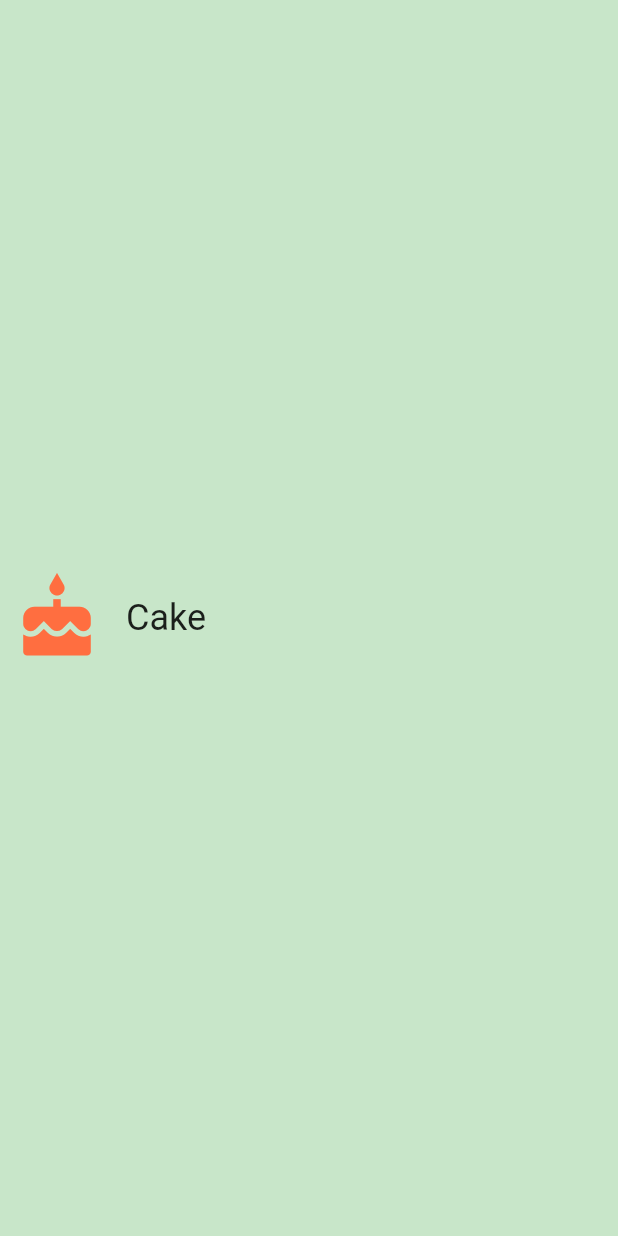
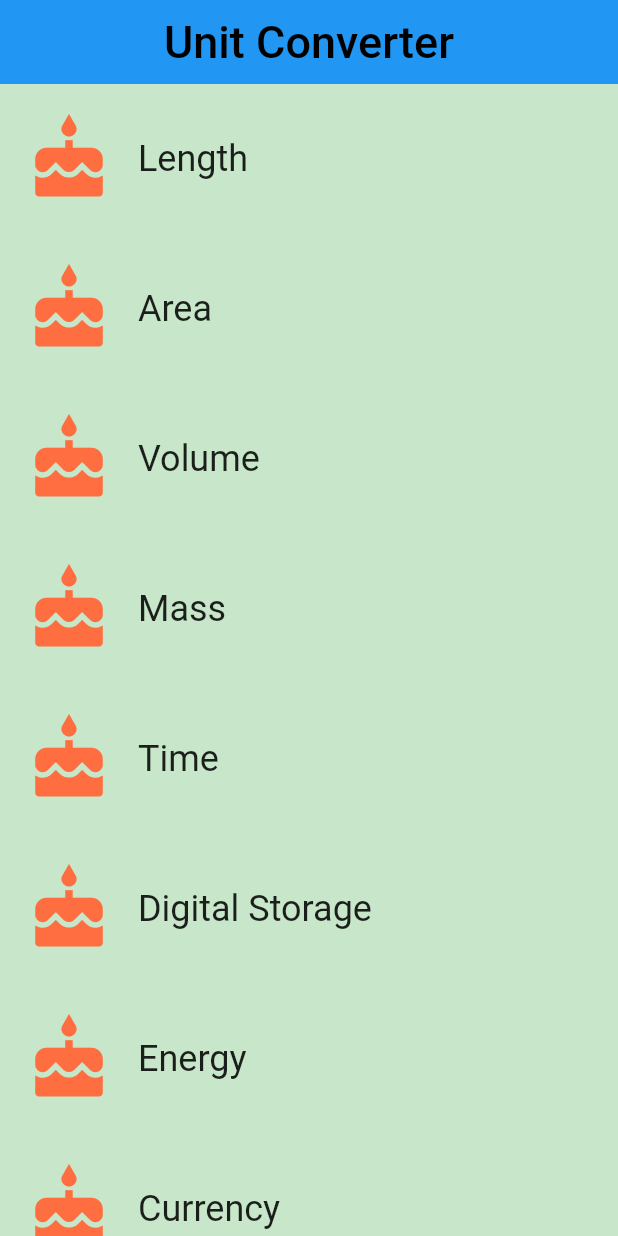
Before and after one commit to isacmoura/unit-converter-flutter, a Flutter app: the screen it shows after launch, on a phone screen of 412 x 824 dp. Run offline on Flutter 3.47's test engine with Material 2 defaults, Android fonts, the phone set to English and light mode, and no system bars.

Commit message:
Building a List View/Grid View

```diff
--- /dev/null
+++ b/lib/category_route.dart
@@ -0,0 +1,92 @@
+import 'package:flutter/material.dart';
+
+import 'category.dart';
+
+final _backgroundColor = Colors.green[100];
+
+/// Category Route (screen).
+///
+/// This is the 'home' screen of the Unit Converter. It shows a header and
+/// a list of [Categories].
+///
+/// While it is named CategoryRoute, a more apt name would be CategoryScreen,
+/// because it is responsible for the UI at the route's destination.
+class CategoryRoute extends StatelessWidget {
+  const CategoryRoute();
+
+  static const _categoryNames = <String>[
+    'Length',
+    'Area',
+    'Volume',
+    'Mass',
+    'Time',
+    'Digital Storage',
+    'Energy',
+    'Currency',
+  ];
+
+  static const _baseColors = <Color>[
+    Colors.teal,
+    Colors.orange,
+    Colors.pinkAccent,
+    Colors.blueAccent,
+    Colors.yellow,
+    Colors.greenAccent,
+    Colors.purpleAccent,
+    Colors.red,
+  ];
+
+  @override
+  Widget build(BuildContext context) {
+    var portrait = MediaQuery.of(context).orientation == Orientation.portrait;
+
+    Widget _buildCategoryWidgets(List<Widget> categories) {
+      if(portrait) {
+        return ListView.builder(
+            itemBuilder: (BuildContext context, int index) => categories[index],
+            itemCount: categories.length,
+        );
+      } else {
+        return GridView.count(
+            crossAxisCount: 2,
+            childAspectRatio: 3.0,
+            children: categories,
+        );
+      }
+    }
+
+    final categories = <Category>[];
+
+    for(var i = 0; i < _categoryNames.length; i++) {
+      categories.add(Category(
+        name: _categoryNames[i],
+        color: _baseColors[i],
+        icon: Icons.cake,
+      ));
+    }
+
+    // TODO: Create a list view of the Categories
+    final listView = Container(
+      color: _backgroundColor,
+      padding: EdgeInsets.symmetric(horizontal: 8.0),
+      child: _buildCategoryWidgets(categories),
+    );
+
+    final appBar = AppBar(
+      elevation: 0.0,
+      title:
+        Text('Unit Converter',
+          style: TextStyle(
+              fontSize: 30.0,
+              color: Colors.black,
+          ),
+        ),
+      centerTitle: true,
+    );
+
+    return Scaffold(
+      appBar: appBar,
+      body: listView,
+    );
+  }
+}
--- a/lib/main.dart
+++ b/lib/main.dart
@@ -1,10 +1,5 @@
-import 'package:category_widget/category.dart';
+import 'category_route.dart';
 import 'package:flutter/material.dart';
-
-// TODO: Pass this information into your custom [Category] widget
-const _categoryName = 'Cake';
-const _categoryIcon = Icons.cake;
-const _categoryColor = Colors.green;
 
 void main() => runApp(UnitConverterApp());
 
@@ -14,12 +9,7 @@ class UnitConverterApp extends StatelessWidget {
     return MaterialApp(
       debugShowCheckedModeBanner: false,
       title: 'Unit converter',
-      home: Scaffold(
-        backgroundColor: Colors.green[100],
-        body: Center(
-          child: Category(name: _categoryName, color: _categoryColor, icon: _categoryIcon),
-        ),
-      ),
+      home: CategoryRoute(),
     );
   }
 }
```
Also changed, not shown: 1 other file.
